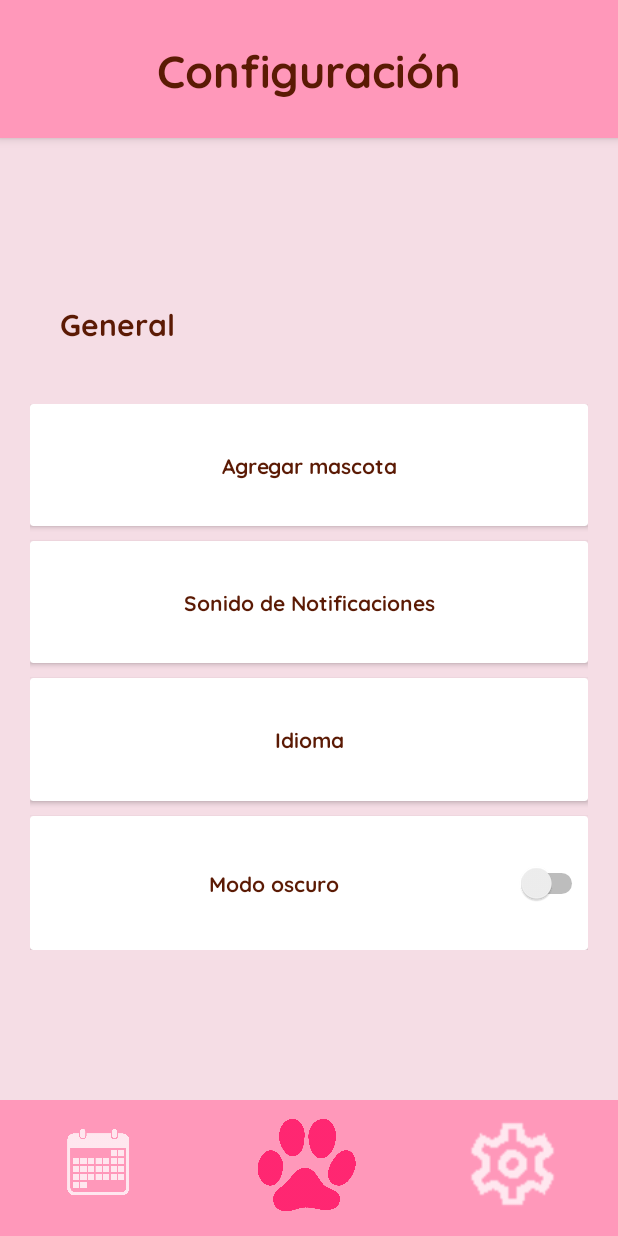
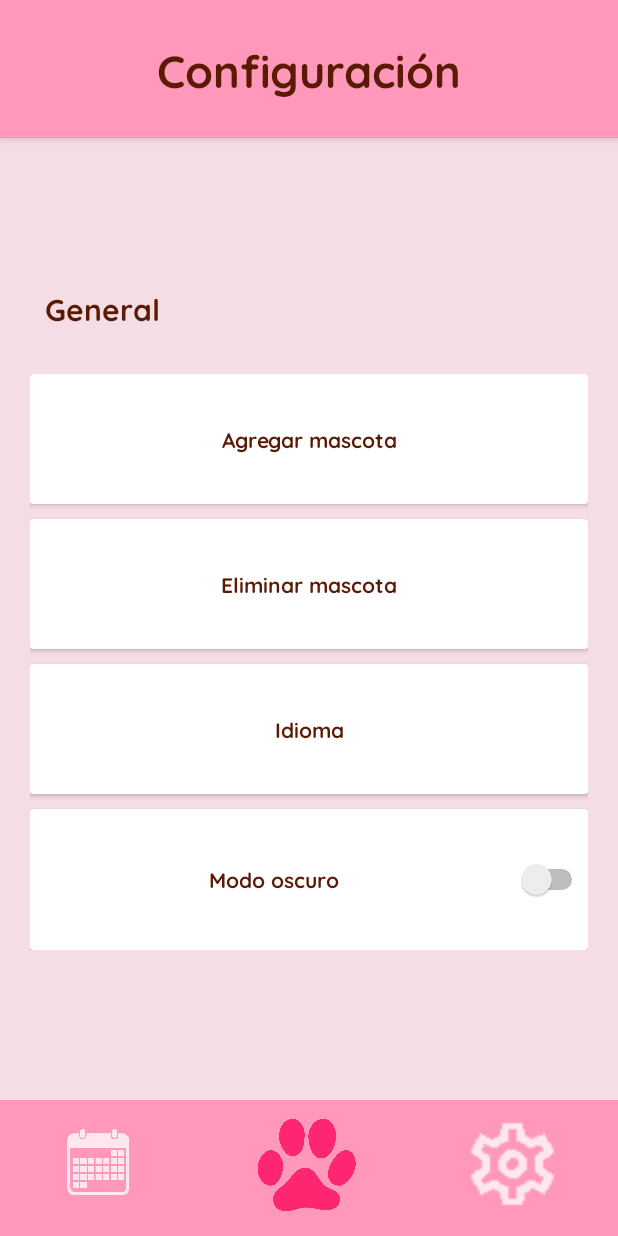
Before and after one commit to FrumpleQuest/AppsMoviles, an Android app: the screen it shows after launch (configuracion), after a tap on an icon or button, on a phone screen of 412 x 824 dp. Run offline under Robolectric (Android 15) with nearby library versions, the light colour scheme and no system bars.

Commit message:
eliminar mascotas desde recordatorios

```diff
--- a/app/src/main/java/com/example/appsmoviles/MainActivity.java
+++ b/app/src/main/java/com/example/appsmoviles/MainActivity.java
@@ -35,7 +35,6 @@ public class MainActivity extends AppCompatActivity {
     @Override
     public void onResume(){
         super.onResume();
-        Log.d("Resumido","Resumido be like");
         //Abrimos la base de datos 'DBUsuarios' en modo lectura-escritura
         SQLiteHelper usdbh = new SQLiteHelper(this, "DBUsuarios", null, 1);
         SQLiteDatabase db = usdbh.getWritableDatabase();
--- a/app/src/main/res/layout/activity_configuracion.xml
+++ b/app/src/main/res/layout/activity_configuracion.xml
@@ -28,7 +28,6 @@
         android:layout_height="match_parent"
         android:layout_weight="1"
         android:orientation="vertical"
-        android:paddingTop="30dp"
         android:paddingLeft="20dp"
         android:paddingRight="20dp"
         android:paddingBottom="100dp">
@@ -39,7 +38,7 @@
             android:layout_weight="1"
             android:fontFamily="@font/quicksand_bold"
             android:gravity="bottom"
-            android:padding="20dp"
+            android:padding="10dp"
             android:text="General"
             android:textColor="#5b1a04"
             android:textSize="20sp" />
@@ -65,14 +64,15 @@
             <androidx.cardview.widget.CardView
                 android:layout_width="match_parent"
                 android:layout_height="wrap_content"
-                android:layout_marginBottom="10dp"
-                android:layout_weight="1">
+                android:layout_weight="1"
+                android:layout_marginBottom="10dp">
                 <TextView
+                    android:id="@+id/eliminar_mascota"
                     android:layout_width="match_parent"
                     android:layout_height="match_parent"
                     android:gravity="center"
                     android:fontFamily="@font/quicksand_bold"
-                    android:text="Sonido de Notificaciones"
+                    android:text="Eliminar mascota"
                     android:textColor="#5b1a04"/>
             </androidx.cardview.widget.CardView>
             <androidx.cardview.widget.CardView
```
Also changed, not shown: app/src/main/java/com/example/appsmoviles/configuracion.java (+62 -0 lines), app/src/main/java/com/example/appsmoviles/recordatorios.java (+0 -7 lines).
